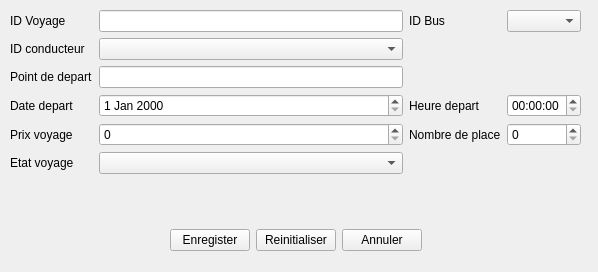
This is voyage.ui in tiserge2/transport_management as Qt 5 draws it before an edit. The edited form follows.
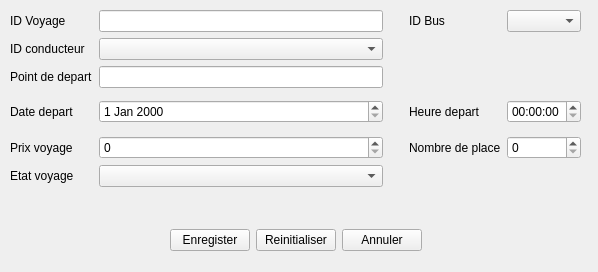
This is the edited form.

The edit to the form file:
```diff
--- a/voyage.ui
+++ b/voyage.ui
@@ -60,16 +60,19 @@
         </property>
        </widget>
       </item>
-      <item row="0" column="2">
+      <item row="0" column="3">
        <widget class="QLabel" name="label_3">
         <property name="text">
          <string>ID Bus</string>
         </property>
        </widget>
       </item>
-      <item row="4" column="3">
+      <item row="4" column="4">
        <widget class="QTimeEdit" name="timeEdit"/>
       </item>
+      <item row="5" column="4">
+       <widget class="QSpinBox" name="spinBox_2"/>
+      </item>
       <item row="5" column="1">
        <widget class="QSpinBox" name="spinBox"/>
       </item>
@@ -80,8 +83,8 @@
         </property>
        </widget>
       </item>
-      <item row="5" column="3">
-       <widget class="QSpinBox" name="spinBox_2"/>
+      <item row="4" column="1">
+       <widget class="QDateEdit" name="dateEdit"/>
       </item>
       <item row="6" column="0">
        <widget class="QLabel" name="label_9">
@@ -90,26 +93,29 @@
         </property>
        </widget>
       </item>
-      <item row="5" column="2">
-       <widget class="QLabel" name="label_8">
-        <property name="text">
-         <string>Nombre de place</string>
-        </property>
-       </widget>
-      </item>
-      <item row="4" column="1">
-       <widget class="QDateEdit" name="dateEdit"/>
-      </item>
       <item row="3" column="1">
        <widget class="QLineEdit" name="lineEdit_4"/>
       </item>
-      <item row="4" column="2">
+      <item row="5" column="3">
+       <widget class="QLabel" name="label_8">
+        <property name="text">
+         <string>Nombre de place</string>
+        </property>
+       </widget>
+      </item>
+      <item row="4" column="3">
        <widget class="QLabel" name="label_7">
         <property name="text">
          <string>Heure depart</string>
         </property>
        </widget>
       </item>
+      <item row="0" column="4">
+       <widget class="QComboBox" name="comboBox_3"/>
+      </item>
+      <item row="2" column="1">
+       <widget class="QComboBox" name="comboBox_2"/>
+      </item>
       <item row="3" column="0">
        <widget class="QLabel" name="label_4">
         <property name="text">
@@ -117,12 +123,6 @@
         </property>
        </widget>
       </item>
-      <item row="2" column="1">
-       <widget class="QComboBox" name="comboBox_2"/>
-      </item>
-      <item row="0" column="3">
-       <widget class="QComboBox" name="comboBox_3"/>
-      </item>
       <item row="6" column="1">
        <widget class="QComboBox" name="comboBox"/>
       </item>
@@ -133,6 +133,19 @@
         </property>
        </widget>
       </item>
+      <item row="4" column="2">
+       <spacer name="verticalSpacer_2">
+        <property name="orientation">
+         <enum>Qt::Vertical</enum>
+        </property>
+        <property name="sizeHint" stdset="0">
+         <size>
+          <width>20</width>
+          <height>40</height>
+         </size>
+        </property>
+       </spacer>
+      </item>
      </layout>
     </item>
     <item>
```
